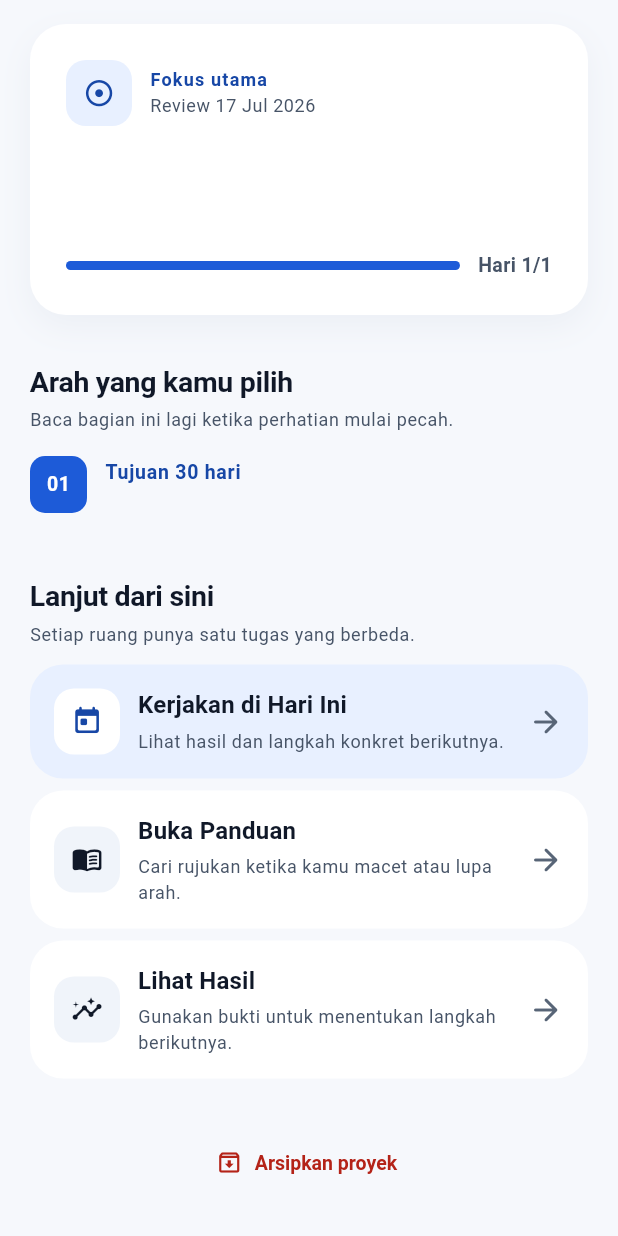
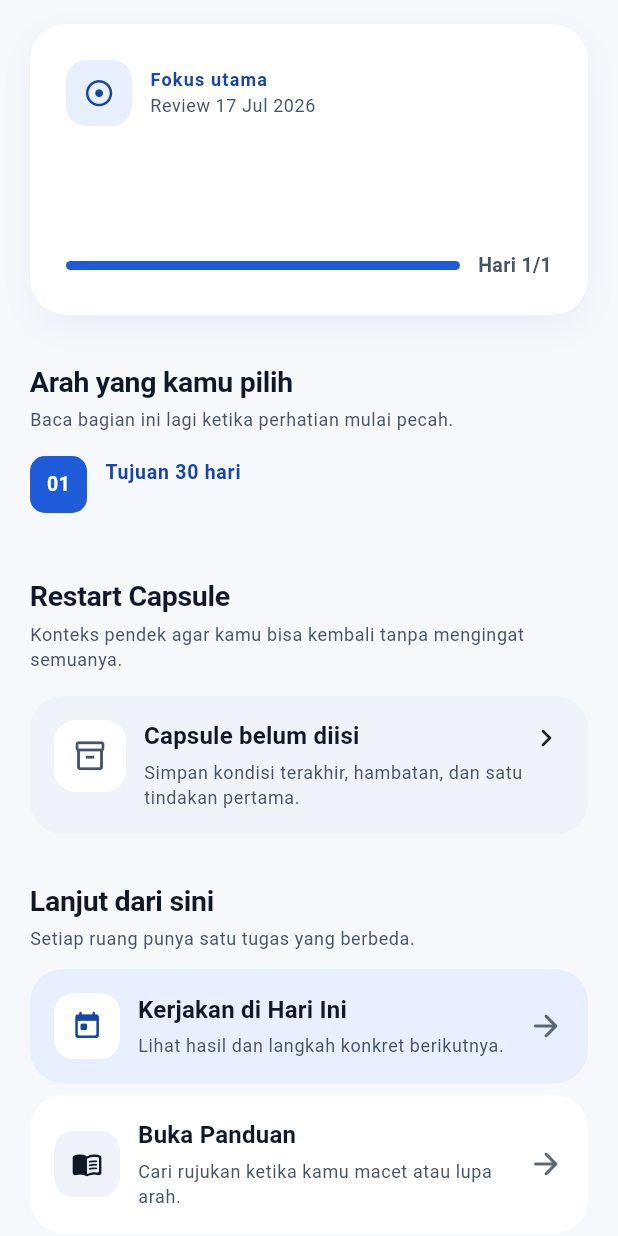
Before and after one commit to kuro-usagi-labs/satu-dulu, a Flutter app: the _ProjectContent widget shown alone on an empty page, opened directly with empty values, on a phone screen of 412 x 824 dp. Run offline on Flutter 3.47's test engine with Material 3 defaults, Android fonts, the phone set to English and light mode, and no system bars; our stand-ins replace drift, drift_flutter, file_picker, flutter_local_notifications, flutter_riverpod, go_router and 1 more; missing offline and left inert: pdfrx; accounts and stored records are empty; generated files the repository leaves out were written again.

Commit message:
feat: surface Restart Capsule on project detail

```diff
--- a/lib/features/projects/presentation/screens/project_detail_screen.dart
+++ b/lib/features/projects/presentation/screens/project_detail_screen.dart
@@ -4,6 +4,7 @@ import 'package:go_router/go_router.dart';
 import 'package:satu_dulu/app/theme/app_theme.dart';
 import 'package:satu_dulu/core/errors/app_exception.dart';
 import 'package:satu_dulu/core/widgets/app_primitives.dart';
+import 'package:satu_dulu/features/anti_forget/presentation/controllers/anti_forget_providers.dart';
 import 'package:satu_dulu/features/projects/domain/entities/tracker_models.dart';
 import 'package:satu_dulu/features/projects/presentation/controllers/tracker_providers.dart';
 import 'package:satu_dulu/features/projects/presentation/widgets/project_detail_widgets.dart';
@@ -53,6 +54,7 @@ class _ProjectContent extends ConsumerWidget {
 
   @override
   Widget build(BuildContext context, WidgetRef ref) {
+    final capsule = ref.watch(restartCapsuleProvider(project.id));
     return ListView(
       keyboardDismissBehavior: ScrollViewKeyboardDismissBehavior.onDrag,
       padding: const EdgeInsets.fromLTRB(
@@ -91,6 +93,27 @@ class _ProjectContent extends ConsumerWidget {
             value: project.successDefinition!,
           ),
         ],
+        const SizedBox(height: AppSpacing.major),
+        const AppSectionHeader(
+          title: 'Restart Capsule',
+          description:
+              'Konteks pendek agar kamu bisa kembali tanpa mengingat semuanya.',
+        ),
+        const SizedBox(height: AppSpacing.standard),
+        capsule.when(
+          loading: () => const AppLoadingBlock(height: 124),
+          error: (error, stackTrace) => OutlinedButton.icon(
+            onPressed: () => ref.invalidate(restartCapsuleProvider(project.id)),
+            icon: const Icon(Icons.refresh_rounded),
+            label: const Text('Muat capsule lagi'),
+          ),
+          data: (value) => _RestartCapsuleCard(
+            nextAction: value?.nextAction,
+            blocker: value?.blocker,
+            hasContext: value?.hasContext ?? false,
+            onTap: () => context.push('/projects/${project.id}/restart'),
+          ),
+        ),
         const SizedBox(height: AppSpacing.major),
         const AppSectionHeader(
           title: 'Lanjut dari sini',
@@ -136,7 +159,7 @@ class _ProjectContent extends ConsumerWidget {
         icon: const Icon(Icons.archive_outlined),
         title: const Text('Arsipkan proyek?'),
         content: Text(
-          '“${project.name}” tidak lagi muncul di daftar utama. Semua hasil dan data tetap disimpan.',
+          '“${project.name}” tidak lagi muncul di daftar utama. Semua hasil, capsule, dan data tetap disimpan.',
         ),
         actions: [
           TextButton(
@@ -155,6 +178,7 @@ class _ProjectContent extends ConsumerWidget {
       await ref.read(trackerRepositoryProvider).archiveProject(project.id);
       ref.invalidate(projectsProvider);
       ref.invalidate(todayProvider);
+      ref.invalidate(antiForgetTodaySupportProvider);
       if (context.mounted) context.go('/projects');
     } on AppException catch (error) {
       if (context.mounted) {
@@ -165,3 +189,68 @@ class _ProjectContent extends ConsumerWidget {
     }
   }
 }
+
+class _RestartCapsuleCard extends StatelessWidget {
+  const _RestartCapsuleCard({
+    required this.nextAction,
+    required this.blocker,
+    required this.hasContext,
+    required this.onTap,
+  });
+
+  final String? nextAction;
+  final String? blocker;
+  final bool hasContext;
+  final VoidCallback onTap;
+
+  @override
+  Widget build(BuildContext context) {
+    return Material(
+      color: hasContext ? AppColors.guideSoft : AppColors.surfaceSecondary,
+      borderRadius: BorderRadius.circular(AppRadius.card),
+      child: InkWell(
+        onTap: onTap,
+        borderRadius: BorderRadius.circular(AppRadius.card),
+        child: Padding(
+          padding: const EdgeInsets.all(AppSpacing.standard),
+          child: Row(
+            crossAxisAlignment: CrossAxisAlignment.start,
+            children: [
+              AppIconBadge(
+                icon: Icons.inventory_2_outlined,
+                foreground: hasContext ? AppColors.guide : AppColors.textSecondary,
+                background: AppColors.surface,
+              ),
+              const SizedBox(width: AppSpacing.innerCompact),
+              Expanded(
+                child: Column(
+                  crossAxisAlignment: CrossAxisAlignment.start,
+                  children: [
+                    Text(
+                      hasContext ? 'Konteks tersimpan' : 'Capsule belum diisi',
+                      style: Theme.of(context).textTheme.titleMedium,
+                    ),
+                    const SizedBox(height: AppSpacing.micro),
+                    Text(
+                      nextAction?.trim().isNotEmpty == true
+                          ? 'Mulai lagi dari: $nextAction'
+                          : blocker?.trim().isNotEmpty == true
+                          ? 'Hambatan terakhir: $blocker'
+                          : 'Simpan kondisi terakhir, hambatan, dan satu tindakan pertama.',
+                      maxLines: 3,
+                      overflow: TextOverflow.ellipsis,
+                      style: Theme.of(context).textTheme.bodySmall?.copyWith(
+                        color: AppColors.textSecondary,
+                      ),
+                    ),
+                  ],
+                ),
+              ),
+              const Icon(Icons.chevron_right_rounded),
+            ],
+          ),
+        ),
+      ),
+    );
+  }
+}
```
